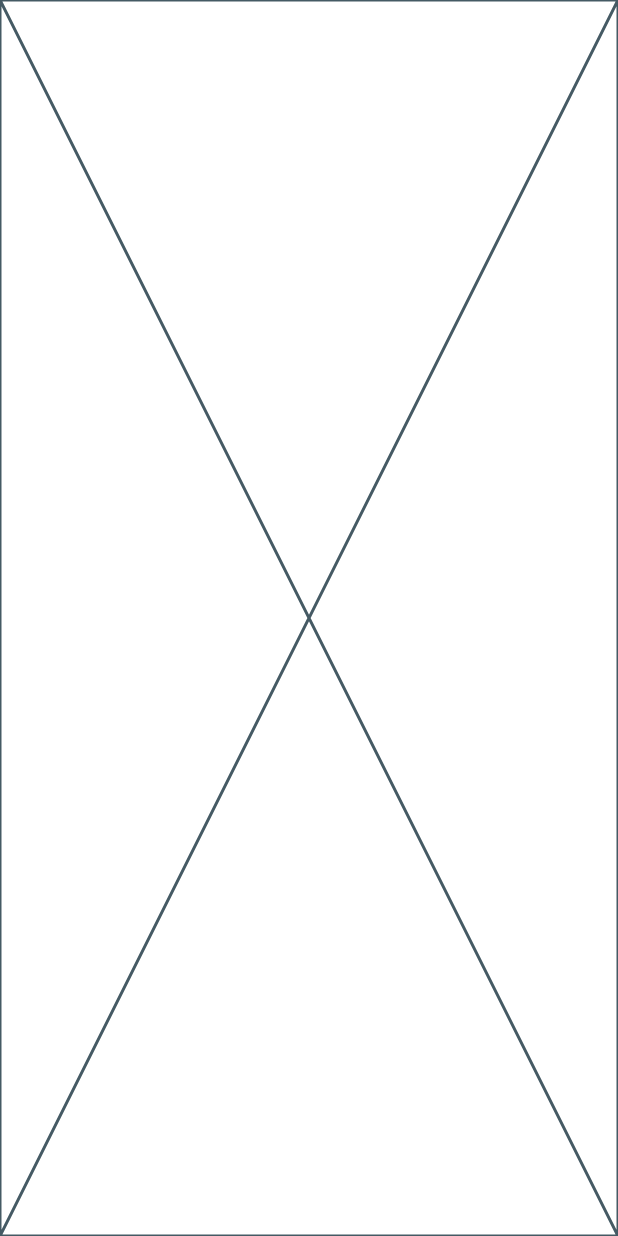
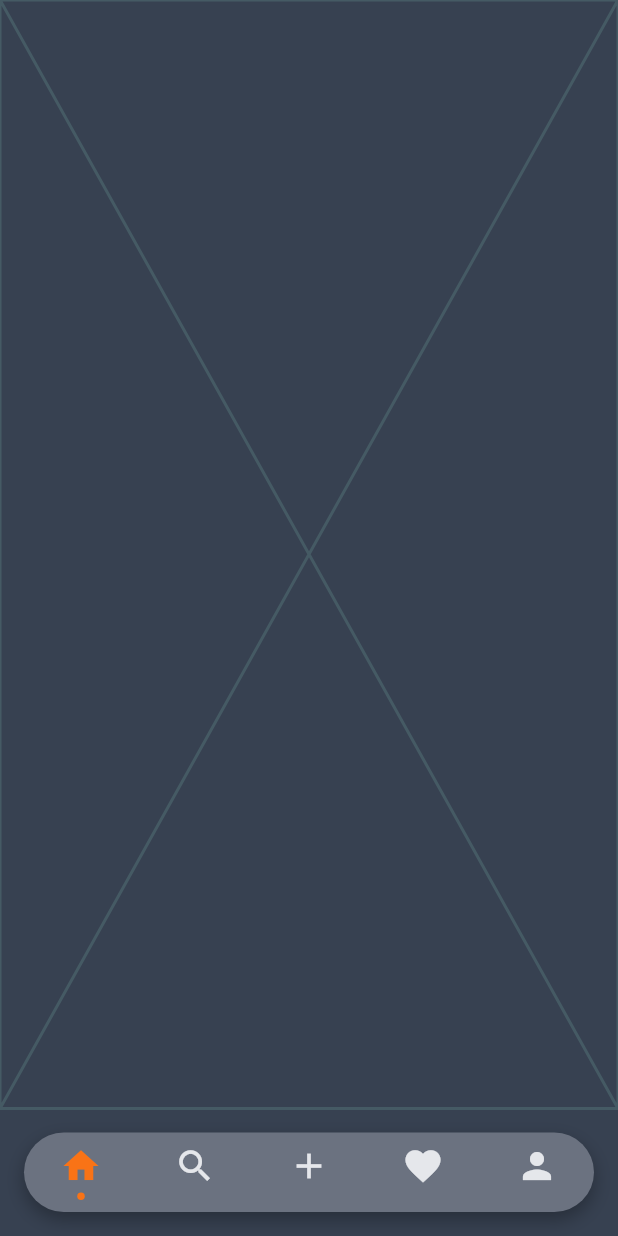
Before and after one commit to SimoneScaglia/vinylList, a Flutter app: the screen it shows after launch, on a phone screen of 412 x 824 dp. Run offline on Flutter 3.47's test engine with Material 3 defaults, Android fonts, the phone set to English and light mode, and no system bars; missing offline and left inert: mysql1.

Commit message:
[WIP] Main Screen Implementation

```diff
--- a/lib/main.dart
+++ b/lib/main.dart
@@ -1,6 +1,7 @@
 import 'package:flutter/material.dart';
+import 'package:vinyl_list/utils/app_colors.dart';
 import 'package:vinyl_list/utils/db_connection.dart';
-import 'package:vinyl_list/view/page/dashboard_page.dart';
+import 'package:vinyl_list/view/main_screen.dart';
 
 void main() {
   runApp(const MyApp());
@@ -46,9 +47,13 @@ class _MyAppState extends State<MyApp> with WidgetsBindingObserver {
 
   @override
   Widget build(BuildContext context) {
-    return const MaterialApp(
+    return MaterialApp(
       title: 'VinylList',
-      home: DashboardPage(),
+      theme: ThemeData(
+        primaryColor: AppColors.primaryColor,
+        scaffoldBackgroundColor: AppColors.backgroundColor,
+      ),
+      home: const MainScreen(),
     );
   }
 }
--- /dev/null
+++ b/lib/view/main_screen.dart
@@ -0,0 +1,42 @@
+import 'package:flutter/material.dart';
+import 'package:vinyl_list/view/page/dashboard_page.dart';
+import 'package:vinyl_list/view/widget/bottom_nav_bar_widget.dart';
+
+class MainScreen extends StatefulWidget {
+  const MainScreen({super.key});
+
+  @override
+  State<MainScreen> createState() => _MainScreenState();
+}
+
+class _MainScreenState extends State<MainScreen> {
+  int _currentIndex = 0;
+
+  final List<Widget> _pages = [
+    const DashboardPage(),
+    const Placeholder(),
+    const Placeholder(),
+    const Placeholder(),
+    const Placeholder(),
+  ];
+
+  void _onItemTapped(int index) {
+    setState(() {
+      _currentIndex = index;
+    });
+  }
+
+  @override
+  Widget build(BuildContext context) {
+    return Scaffold(
+      body: IndexedStack(
+        index: _currentIndex,
+        children: _pages,
+      ),
+      bottomNavigationBar: BottomNavBarWidget(
+        currentIndex: _currentIndex,
+        onItemSelected: _onItemTapped,
+      ),
+    );
+  }
+}
```
